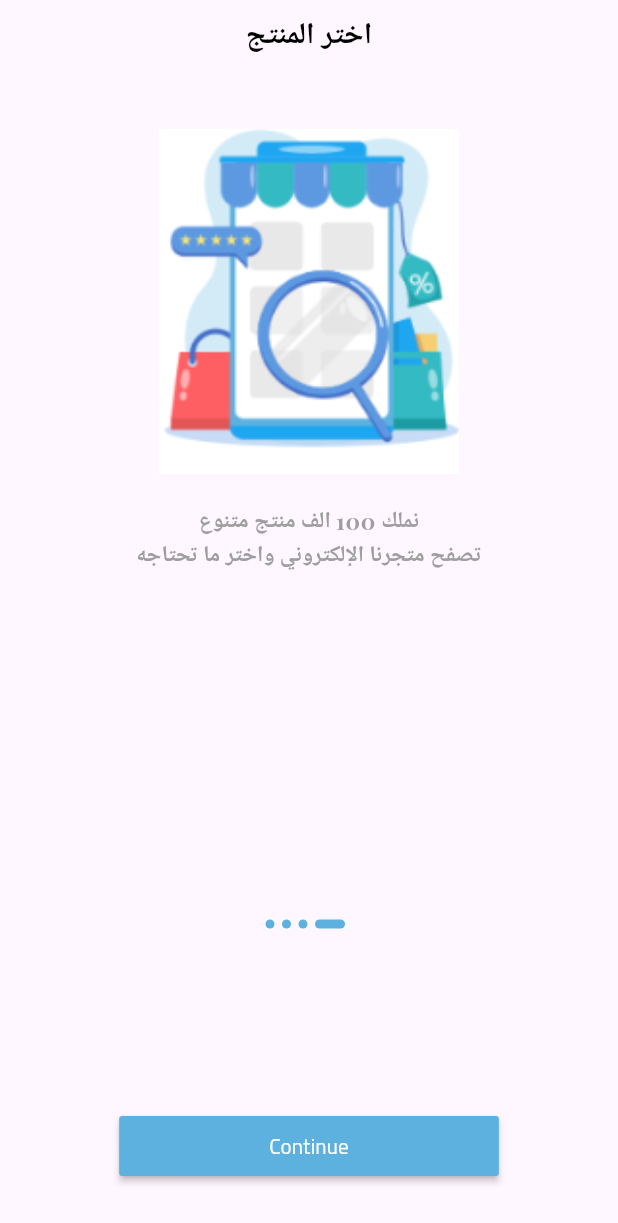
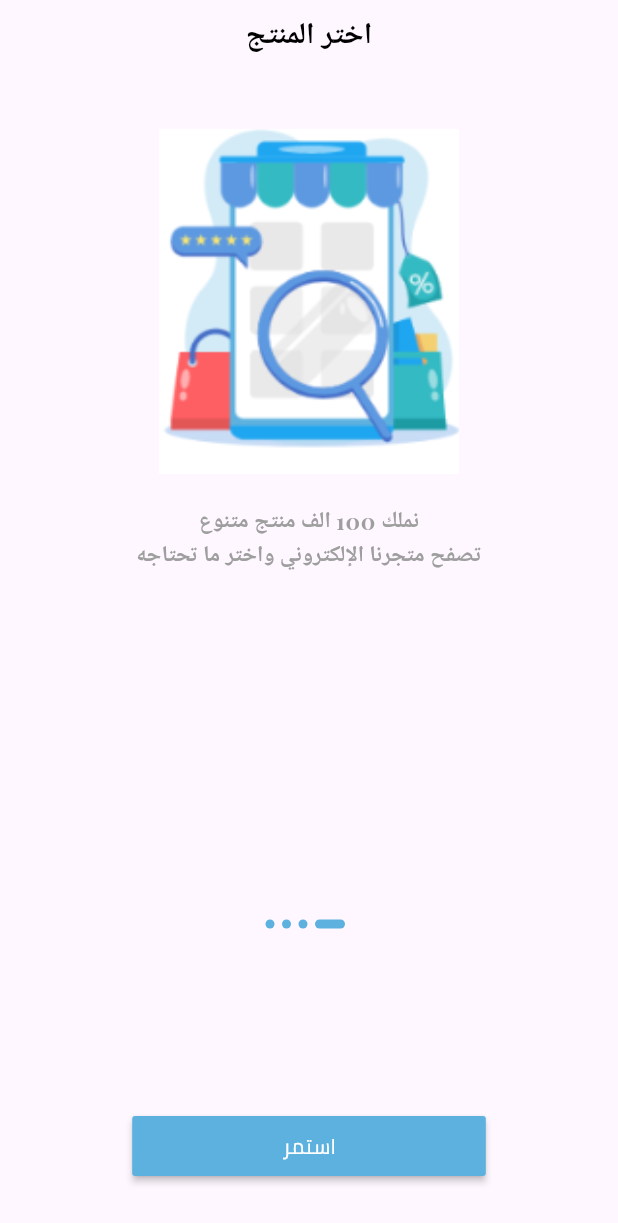
Before and after one commit to Sarakhairy/EcommerceApplciation, a Flutter app: the screen it shows after launch, after a tap on "Arabic", on a phone screen of 412 x 824 dp. Shown: the top 1223 px of the screen. Run offline on Flutter 3.47's test engine with Material 3 defaults, Android fonts, the phone set to English and light mode, and no system bars; our stand-ins replace flutter_otp_text_field, get, shared_preferences.

Commit message:
fix some bugs

```diff
--- /dev/null
+++ b/lib/core/functions/alertexitapp.dart
@@ -0,0 +1,21 @@
+import 'dart:io';
+
+import 'package:flutter/material.dart';
+import 'package:get/get.dart';
+
+alertExitApp() {
+  return Get.defaultDialog(
+    title: "52".tr,
+    middleText: "53".tr,
+    actions: [
+      ElevatedButton(onPressed: (){
+        exit(0);
+      }, child:  Text("54".tr),),
+      ElevatedButton(onPressed: (){
+       Get.back();
+      }, child:  Text("Cancel".tr),),
+
+    ]
+  );
+
+}
--- a/lib/core/localization/translation.dart
+++ b/lib/core/localization/translation.dart
@@ -58,6 +58,13 @@ class MyTranslation extends Translations {
           "48": "لا يمكن أن يكون فارغًا",
           "49": "القيمة لا يمكن أن تكون أقل من",
           "50": "القيمة لا يمكن أن تكون أكبر من",
+          "51": "استمر",
+          "52": "تنبيه",
+          "53": "هل تريد الخروج من التطبيق",
+          "54": "تأكيد",
+          "55": "إلغاء",
+
+
         },
         "en": {
           "1": "Choose Language",
@@ -117,6 +124,14 @@ class MyTranslation extends Translations {
           "48": "can't be empty",
           "49": "value can't be less than",
           "50": "value can't be bigger than",
+          "51": "Continue",
+          "52": "alert",
+          "53":
+"Do you want to exit the app?",
+          "54": "Confirm",
+          "55": "Cancel",
+
+
         }
-      };
+              };
 }
--- /dev/null
+++ b/lib/core/middleware/mymiddleware.dart
@@ -0,0 +1,16 @@
+import 'package:ecommerce_application/core/services/services.dart';
+import 'package:flutter/material.dart';
+import 'package:get/get.dart';
+
+class MyMiddleWare extends GetMiddleware {
+  @override
+  // TODO: implement priority
+  int? get priority => 1;
+  MyServices myServices = Get.find();
+  @override
+  RouteSettings? redirect(String? route) {
+    if (myServices.sharedPreferences.getBool("onboarding") == true) {
+      return RouteSettings(name: "login");
+    }
+  }
+}
--- a/lib/cotroller/onboardingcontroller.dart
+++ b/lib/cotroller/onboardingcontroller.dart
@@ -1,4 +1,6 @@
+import 'package:ecommerce_application/core/services/services.dart';
 import 'package:ecommerce_application/data/datasource/static/static.dart';
+import 'package:ecommerce_application/main.dart';
 import 'package:flutter/material.dart';
 import 'package:get/get.dart';
 
@@ -9,11 +11,13 @@ abstract class OnBoardingController extends GetxController {
 
 class OnBoardingControllerImp extends OnBoardingController {
   int currentPage = 0;
+  MyServices myServices = Get.find();
   late PageController pageController;
   @override
   next() {
     currentPage++;
     if (currentPage > onBoardingList.length - 1) {
+      myServices.sharedPreferences.setBool("onboarding",true);
       Get.offAllNamed("login");
     } else {
       pageController.animateToPage(currentPage,
--- a/lib/main.dart
+++ b/lib/main.dart
@@ -1,6 +1,7 @@
 import 'package:ecommerce_application/core/constant/color.dart';
 import 'package:ecommerce_application/core/localization/changlocal.dart';
 import 'package:ecommerce_application/core/localization/translation.dart';
+import 'package:ecommerce_application/core/middleware/mymiddleware.dart';
 import 'package:ecommerce_application/core/services/services.dart';
 import 'package:ecommerce_application/view/screen/auth/forgetpassword.dart';
 import 'package:ecommerce_application/view/screen/auth/login.dart';
@@ -34,20 +35,21 @@ class MyApp extends StatelessWidget {
       debugShowCheckedModeBanner: false,
       title: 'Flutter Demo',
       theme: controller.appTheme,
-      home: const Language(),
-      routes: {
-        "login": (context) => const Login(),
-        "onboarding": (context)=> const onBoarding(),
-        "signup": (context)=> const SignUp(),
-        "forgetpassword":(context)=> const ForgetPassword(),
-        "verifycode": (context) => const VerifyCode(),
-        "verifycodesignup": (context) => const VerifyCodeSignUp(),
-        "resetpassword" :  (context) => const ResetPassword(),
-        "successresetpassword" :  (context) => const SuccessResetPassword(),
-        "successsignup" :  (context) => const SuccessSingUp(),
 
+      getPages: [
+        GetPage(name: "/", page:()=> Language(),middlewares: [
+          MyMiddleWare(),
+        ]),
+        GetPage(name: "/login", page:()=> Login()),
+        GetPage(name: "/onboarding", page:()=> onBoarding()),
+        GetPage(name:"/signup", page:()=>  SignUp()),
+        GetPage(name:"/forgetpassword", page:()=>  ForgetPassword()),
+        GetPage(name:"/verifycode", page:()=>  VerifyCode()),
+        GetPage(name: "/verifycodesignup", page:()=> VerifyCodeSignUp()),
+        GetPage(name:  "/resetpassword", page:()=> ResetPassword()),
+        GetPage(name:  "/successsignup", page:()=>SuccessSingUp()),
 
-      },
+      ],
     );
   }
 }
--- a/lib/view/widget/onboarding/custombutton.dart
+++ b/lib/view/widget/onboarding/custombutton.dart
@@ -18,7 +18,7 @@ class CustomButtonOnBoarding extends GetView<OnBoardingControllerImp> {
         padding: const EdgeInsets.symmetric(horizontal: 100, vertical: 0),
         textColor: Colors.white,
         color: ColorApp.primaryColor,
-        child: const Text("Continue"),
+        child:  Text("51".tr),
       ),
     );
   }
```
Also changed, not shown: 2 other files.
